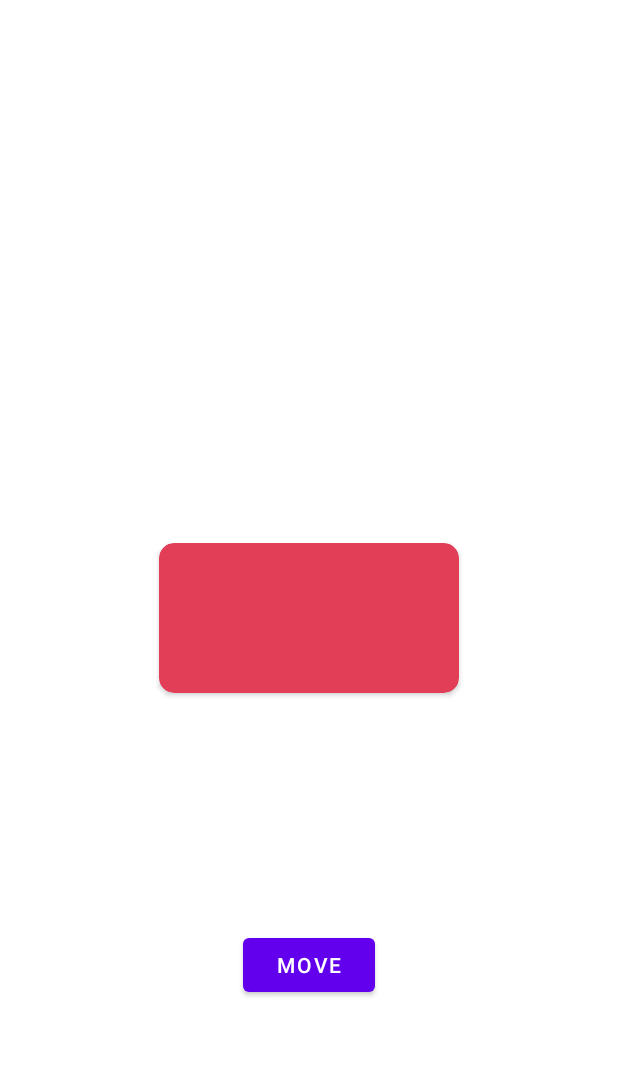
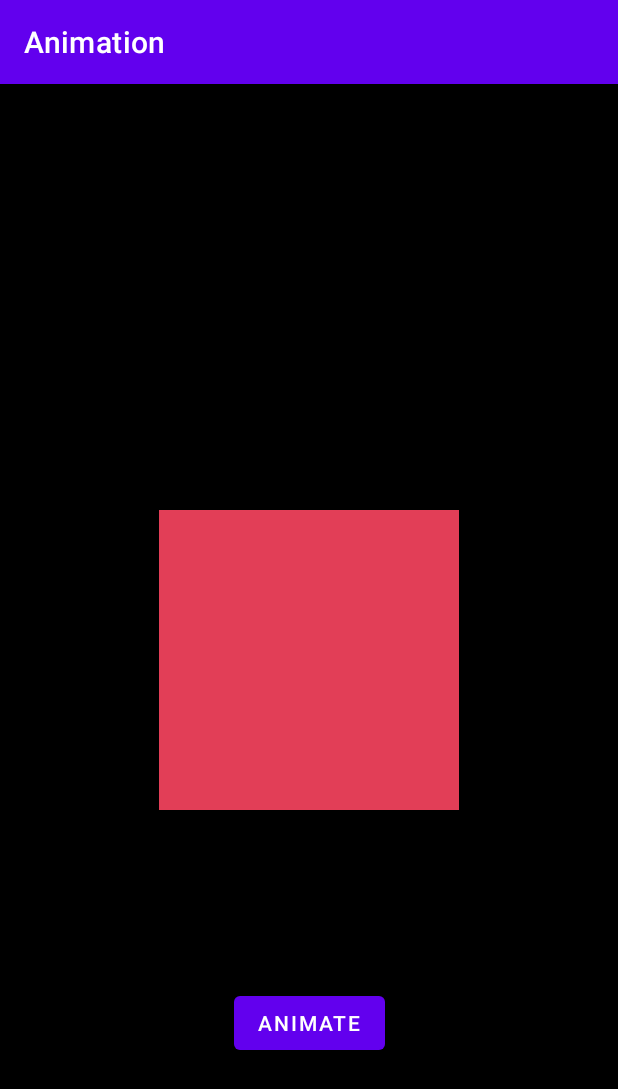
Before and after one commit to Shadow60539/android_layouts, an Android app: the screen it shows after launch (MoveAnimationActivity before the commit, MainActivity after it), on a phone screen of 412 x 824 dp. Shown: the top 1089 px of the screen. Run offline under Robolectric (Android 15) with nearby library versions, the phone set to English and light mode, and no system bars.

Commit message:
🔨 refactor animations

```diff
--- a/animation/src/main/java/com/example/animation/MainActivity.kt
+++ b/animation/src/main/java/com/example/animation/MainActivity.kt
@@ -1,13 +1,19 @@
 package com.example.animation
 
-import android.content.Intent
 import android.os.Bundle
 import androidx.appcompat.app.AppCompatActivity
+import androidx.fragment.app.Fragment
 
 class MainActivity : AppCompatActivity() {
     override fun onCreate(savedInstanceState: Bundle?) {
         super.onCreate(savedInstanceState)
         setContentView(R.layout.activity_main)
-        startActivity(Intent(this,RevealAnimationActivity::class.java))
+        showFragment(MotionLayoutFragment())
+    }
+
+    private fun showFragment(fragment: Fragment) {
+        val ft = supportFragmentManager.beginTransaction()
+        ft.replace(R.id.rootFrameLayout, fragment)
+        ft.commit()
     }
 }
--- /dev/null
+++ b/animation/src/main/java/com/example/animation/MotionLayoutFragment.kt
@@ -0,0 +1,17 @@
+package com.example.animation
+
+import android.os.Bundle
+import android.view.LayoutInflater
+import android.view.View
+import android.view.ViewGroup
+import androidx.fragment.app.Fragment
+
+class MotionLayoutFragment: Fragment() {
+    override fun onCreateView(
+        inflater: LayoutInflater,
+        container: ViewGroup?,
+        savedInstanceState: Bundle?
+    ): View? {
+        return inflater.inflate(R.layout.motion_layout, container, false)
+    }
+}
--- a/animation/src/main/java/com/example/animation/MoveAnimationActivity.kt
+++ /dev/null
@@ -1,30 +0,0 @@
-package com.example.animation
-
-import android.animation.ObjectAnimator
-import android.animation.ValueAnimator
-import android.os.Bundle
-import android.widget.Button
-import androidx.appcompat.app.AppCompatActivity
-import androidx.cardview.widget.CardView
-
-class MoveAnimationActivity : AppCompatActivity() {
-
-    private lateinit var cardView: CardView
-    private lateinit var button: Button
-
-    override fun onCreate(savedInstanceState: Bundle?) {
-        super.onCreate(savedInstanceState)
-        setContentView(R.layout.activity_move_animation)
-
-        cardView = findViewById(R.id.cardView)
-        button = findViewById<Button?>(R.id.button).also {
-            it.setOnClickListener {
-                ObjectAnimator.ofFloat(cardView, "translationY",-200f).apply {
-                    duration = 400
-                    start()
-                }
-            }
-        }
-
-    }
-}
--- a/animation/src/main/res/layout/activity_main.xml
+++ b/animation/src/main/res/layout/activity_main.xml
@@ -1,28 +1,14 @@
 <?xml version="1.0" encoding="utf-8"?>
-<androidx.constraintlayout.motion.widget.MotionLayout xmlns:android="http://schemas.android.com/apk/res/android"
+<androidx.constraintlayout.widget.ConstraintLayout xmlns:android="http://schemas.android.com/apk/res/android"
     xmlns:app="http://schemas.android.com/apk/res-auto"
     xmlns:tools="http://schemas.android.com/tools"
     android:layout_width="match_parent"
     android:layout_height="match_parent"
-    android:background="@color/black"
-    app:layoutDescription="@xml/activity_main_scene"
     tools:context=".MainActivity">
 
-    <androidx.cardview.widget.CardView
-        android:id="@+id/cardView"
-        android:layout_width="200dp"
-        android:layout_height="200dp"
-        app:layout_constraintBottom_toBottomOf="parent"
-        app:layout_constraintEnd_toEndOf="parent"
-        app:layout_constraintStart_toStartOf="parent"
-        app:layout_constraintTop_toTopOf="parent" />
+    <FrameLayout
+        android:id="@+id/rootFrameLayout"
+        android:layout_width="match_parent"
+        android:layout_height="match_parent"/>
 
-    <Button
-        android:id="@+id/button"
-        android:layout_width="wrap_content"
-        android:layout_height="wrap_content"
-        android:text="Animate"
-        tools:layout_editor_absoluteX="162dp"
-        tools:layout_editor_absoluteY="683dp" />
-
-</androidx.constraintlayout.motion.widget.MotionLayout>
+</androidx.constraintlayout.widget.ConstraintLayout>
--- /dev/null
+++ b/animation/src/main/res/layout/motion_layout.xml
@@ -0,0 +1,28 @@
+<?xml version="1.0" encoding="utf-8"?>
+<androidx.constraintlayout.motion.widget.MotionLayout xmlns:android="http://schemas.android.com/apk/res/android"
+    xmlns:app="http://schemas.android.com/apk/res-auto"
+    xmlns:tools="http://schemas.android.com/tools"
+    android:layout_width="match_parent"
+    android:layout_height="match_parent"
+    android:background="@color/black"
+    app:layoutDescription="@xml/activity_main_scene"
+    tools:context=".MainActivity">
+
+    <androidx.cardview.widget.CardView
+        android:id="@+id/cardView"
+        android:layout_width="200dp"
+        android:layout_height="200dp"
+        app:layout_constraintBottom_toBottomOf="parent"
+        app:layout_constraintEnd_toEndOf="parent"
+        app:layout_constraintStart_toStartOf="parent"
+        app:layout_constraintTop_toTopOf="parent" />
+
+    <Button
+        android:id="@+id/button"
+        android:layout_width="wrap_content"
+        android:layout_height="wrap_content"
+        android:text="Animate"
+        tools:layout_editor_absoluteX="162dp"
+        tools:layout_editor_absoluteY="683dp" />
+
+</androidx.constraintlayout.motion.widget.MotionLayout>
```
Also changed, not shown: animation/src/main/AndroidManifest.xml (+2 -11 lines), animation/src/main/java/com/example/animation/FirstFragment.kt (deleted, +0 -44 lines), animation/src/main/java/com/example/animation/MoveAnimationFragment.kt (added, +37 -0 lines), animation/src/main/java/com/example/animation/RevealAnimationFragment.kt (renamed from animation/src/main/java/com/example/animation/RevealAnimationActivity.kt, +16 -8 lines), animation/src/main/java/com/example/animation/SecondFragment.kt (deleted, +0 -44 lines), animation/src/main/res/layout/content_move_animation.xml (deleted, +0 -19 lines), animation/src/main/res/layout/fragment_first.xml (deleted, +0 -28 lines), animation/src/main/res/layout/fragment_second.xml (deleted, +0 -27 lines), animation/src/main/res/navigation/nav_graph.xml (deleted, +0 -28 lines), animation/src/main/res/layout/move_animation.xml (renamed from animation/src/main/res/layout/activity_move_animation.xml), animation/src/main/res/layout/reveal_animation.xml (renamed from animation/src/main/res/layout/activity_reveal_animation.xml).
